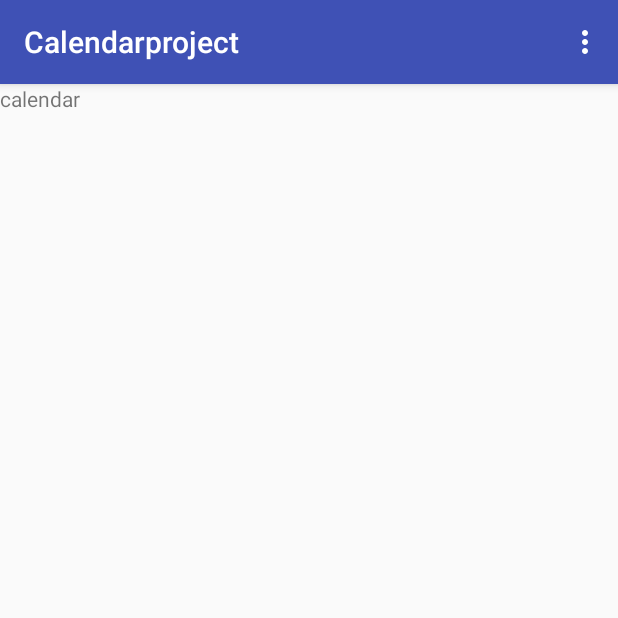
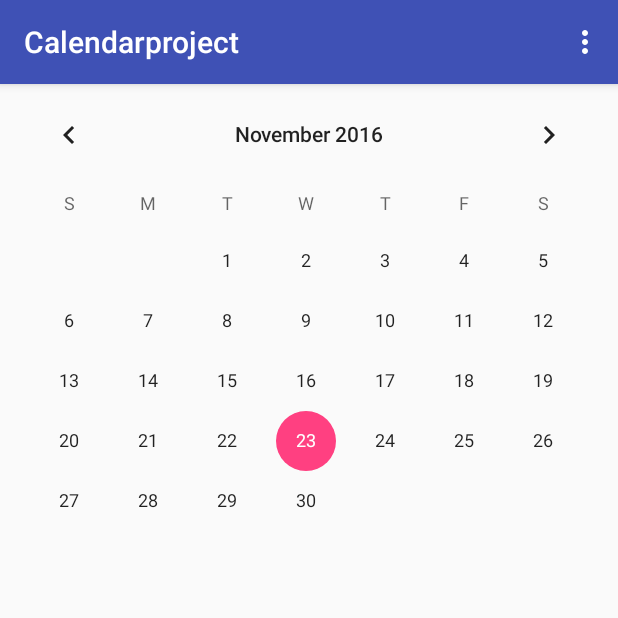
Before and after one commit to chaminhye/Calendar, an Android app: the screen it shows after launch (MainActivity), on a phone screen of 412 x 824 dp, the top half of it. Run offline under Robolectric (Android 15) with nearby library versions, the phone set to English and light mode, and no system bars.

Commit message:
calendarview

```diff
--- a/app/src/main/java/com/example/mh/calendarproject/MainActivity.java
+++ b/app/src/main/java/com/example/mh/calendarproject/MainActivity.java
@@ -6,6 +6,7 @@ import android.graphics.Color;
 import android.graphics.drawable.Drawable;
 import android.support.v7.app.AppCompatActivity;
 import android.os.Bundle;
+import android.util.Log;
 import android.view.LayoutInflater;
 import android.view.Menu;
 import android.view.MenuInflater;
@@ -40,6 +41,16 @@ public class MainActivity extends AppCompatActivity {
                 actionBar.setHomeAsUpIndicator(drawable);
             }
         }
+        CalendarView calendar=(CalendarView)findViewById(R.id.calendar);
+
+        calendar.setOnDateChangeListener((new CalendarView.OnDateChangeListener(){
+            public void onSelectedDayChange(CalendarView view, int year,int month, int dayOfMonth){
+                //Log.i("View.getDate", view.getDate() + "");
+                Calendar calendar =Calendar.getInstance();
+                calendar.set(year,month,dayOfMonth);
+                int dayOfWeek = calendar.get(Calendar.DAY_OF_WEEK);
+            }
+        }));
     }
     @Override
     public boolean onCreateOptionsMenu(Menu menu) {
--- a/app/src/main/res/layout/activity_main.xml
+++ b/app/src/main/res/layout/activity_main.xml
@@ -1,13 +1,12 @@
 <?xml version="1.0" encoding="utf-8"?>
-
 <LinearLayout xmlns:android="http://schemas.android.com/apk/res/android"
     android:layout_width="match_parent"
-    android:layout_height="match_parent"
-    android:orientation="vertical"
-    >
+    android:layout_height="match_parent">
+    <CalendarView
+        android:layout_width="match_parent"
+        android:layout_height="1000px"
+        android:layout_weight="1"
+        android:id="@+id/calendar"
+        android:showWeekNumber="false"></CalendarView>
 
-<TextView
-    android:layout_width="match_parent"
-    android:layout_height="match_parent"
-    android:text="calendar"/>
 </LinearLayout>
```
